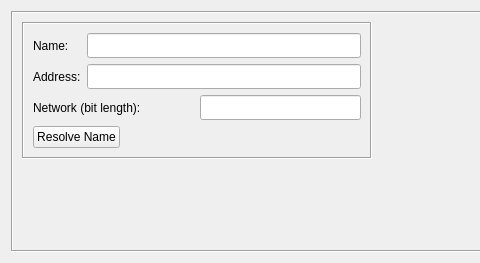
Old version of the form src/firewallfabrik/gui/ui/ipv6dialog_q.ui in the repository Linuxfabrik/firewallfabrik; both pictures show x 0 to 480 and y 0 to 263 of the 712 by 263 pixel window.
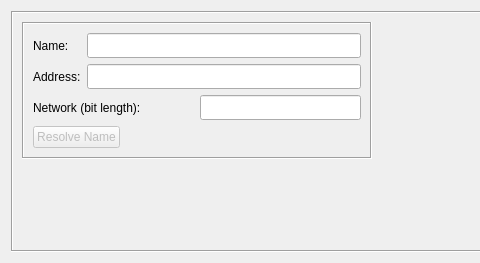
New version of the form. Custom widgets are drawn as their Qt base class.

Diff of the .ui file:
```diff
--- a/src/firewallfabrik/gui/ui/ipv6dialog_q.ui
+++ b/src/firewallfabrik/gui/ui/ipv6dialog_q.ui
@@ -168,6 +168,9 @@
             <layout class="QHBoxLayout" name="horizontalLayout_2">
              <item>
               <widget class="QPushButton" name="dnsLookup">
+               <property name="enabled">
+                <bool>false</bool>
+               </property>
                <property name="text">
                 <string>Resolve Name</string>
                </property>
```
